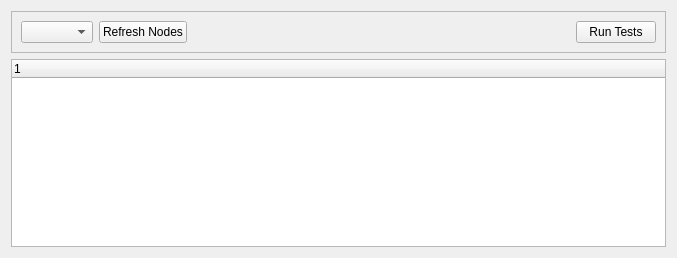
shadow-robot/sr-visualization, file sr_gui_self_test/uis/SrSelfTest.ui: the form before one commit.
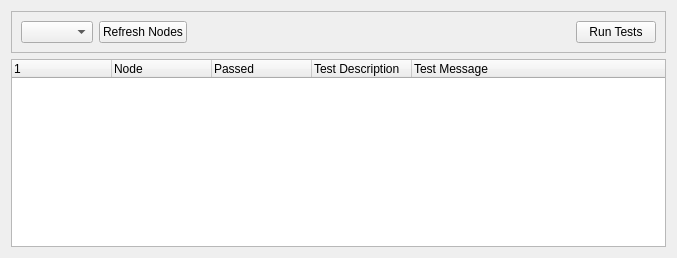
The form after the commit.

Commit message: displaying the data for each tests - need tweaking

Patch:
```diff
--- a/sr_gui_self_test/uis/SrSelfTest.ui
+++ b/sr_gui_self_test/uis/SrSelfTest.ui
@@ -63,6 +63,26 @@
        <string notr="true">1</string>
       </property>
      </column>
+     <column>
+      <property name="text">
+       <string>Node</string>
+      </property>
+     </column>
+     <column>
+      <property name="text">
+       <string>Passed</string>
+      </property>
+     </column>
+     <column>
+      <property name="text">
+       <string>Test Description</string>
+      </property>
+     </column>
+     <column>
+      <property name="text">
+       <string>Test Message</string>
+      </property>
+     </column>
     </widget>
    </item>
   </layout>
```
Left out of the diff: 2 changed lines with no effect on the pictures. The commit also changes 1 other file.
